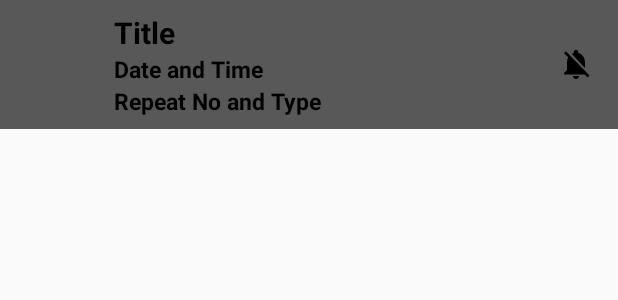
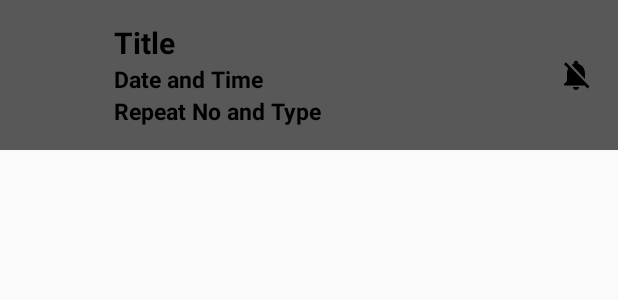
Before and after one commit to Imranseu17/ClockAlarmApp, an Android app: the layout alarm_items.xml on its own in the app's theme, with its tools: preview values and no code run, on a phone screen of 412 x 824 dp. Shown: the top 300 px of the screen. Run offline under Robolectric (Android 15) with nearby library versions, the light colour scheme and no system bars.

Commit message:
update code

```diff
--- a/app/src/main/res/layout/activity_alarm_remainder.xml
+++ b/app/src/main/res/layout/activity_alarm_remainder.xml
@@ -4,6 +4,7 @@
     android:layout_height="match_parent"
     xmlns:tools="http://schemas.android.com/tools"
     tools:context=".AlarmRemainderActivity"
+    android:background="#585858"
     xmlns:app="http://schemas.android.com/apk/res-auto">
 
     <android.support.v7.widget.Toolbar
@@ -58,7 +59,6 @@
         <LinearLayout
             android:layout_width="match_parent"
             android:layout_height="wrap_content"
-            android:background="#585858"
             android:orientation="vertical">
 
 
--- a/app/src/main/res/layout/alarm_items.xml
+++ b/app/src/main/res/layout/alarm_items.xml
@@ -2,7 +2,7 @@
 <RelativeLayout
     xmlns:android="http://schemas.android.com/apk/res/android"
     android:layout_width="match_parent"
-    android:layout_height="86dp"
+    android:layout_height="100dp"
     android:background="#585858">
 
     <ImageView
```
